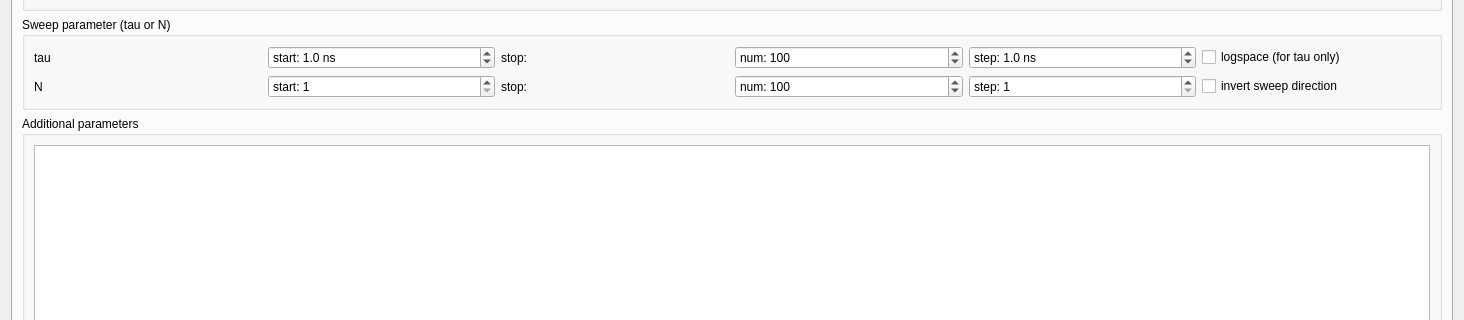
ToyotaCRDL/mahos, file mahos/gui/ui/spodmr.ui: the form before one commit; both pictures show x 0 to 1464 and y 338 to 658 of the 1464 by 755 pixel window.
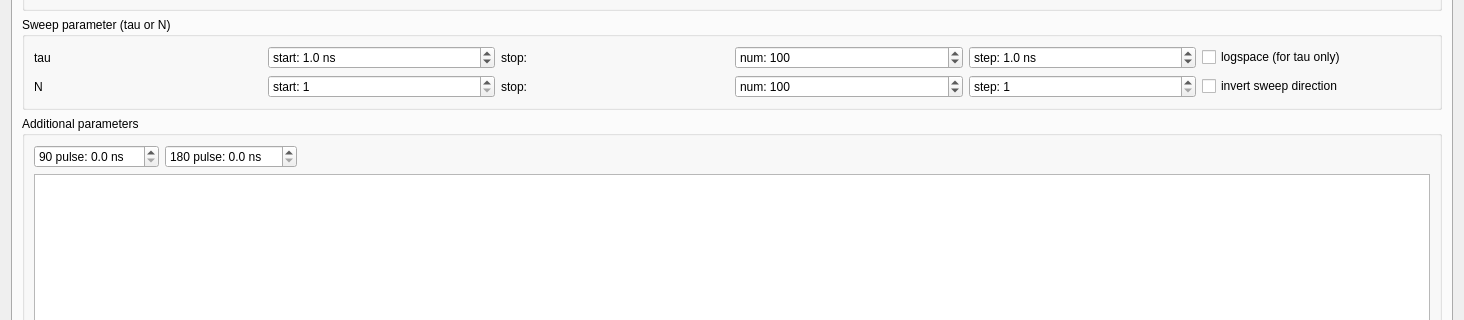
The form after the commit. Custom widgets are drawn as their Qt base class.

Commit message:
gui.podmr,spodmr: add spinBox for 90,180pulse
- it's not convenient that these values are reset
  by everytime we change the method

Diff of the .ui file:
```diff
--- a/mahos/gui/ui/spodmr.ui
+++ b/mahos/gui/ui/spodmr.ui
@@ -714,6 +714,49 @@
             <string>Additional parameters</string>
            </property>
            <layout class="QVBoxLayout" name="verticalLayout_4">
+            <item>
+             <layout class="QHBoxLayout" name="horizontalLayout_3">
+              <item>
+               <widget class="QDoubleSpinBox" name="t90pulseBox">
+                <property name="prefix">
+                 <string>90 pulse: </string>
+                </property>
+                <property name="suffix">
+                 <string> ns</string>
+                </property>
+                <property name="decimals">
+                 <number>1</number>
+                </property>
+               </widget>
+              </item>
+              <item>
+               <widget class="QDoubleSpinBox" name="t180pulseBox">
+                <property name="prefix">
+                 <string>180 pulse: </string>
+                </property>
+                <property name="suffix">
+                 <string> ns</string>
+                </property>
+                <property name="decimals">
+                 <number>1</number>
+                </property>
+               </widget>
+              </item>
+              <item>
+               <spacer name="horizontalSpacer_5">
+                <property name="orientation">
+                 <enum>Qt::Horizontal</enum>
+                </property>
+                <property name="sizeHint" stdset="0">
+                 <size>
+                  <width>40</width>
+                  <height>20</height>
+                 </size>
+                </property>
+               </spacer>
+              </item>
+             </layout>
+            </item>
             <item>
              <widget class="ParamTable" name="paramTable"/>
             </item>
```
Left out of the diff: 2 changed lines with no effect on the pictures. The commit also changes 5 other files.
